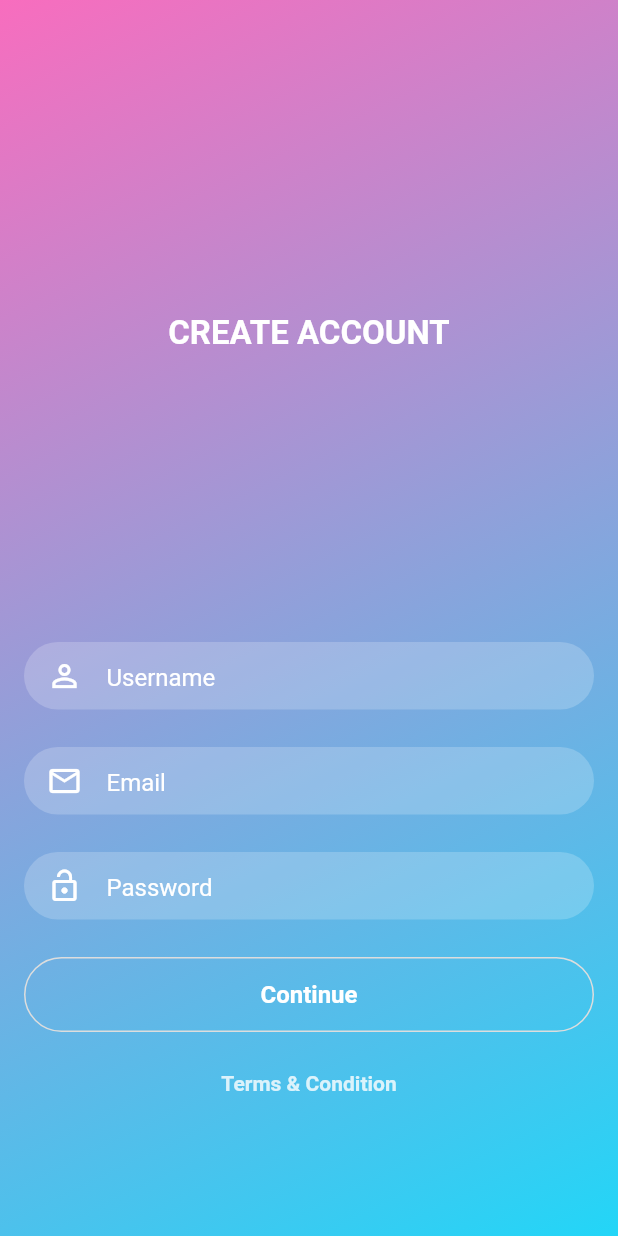
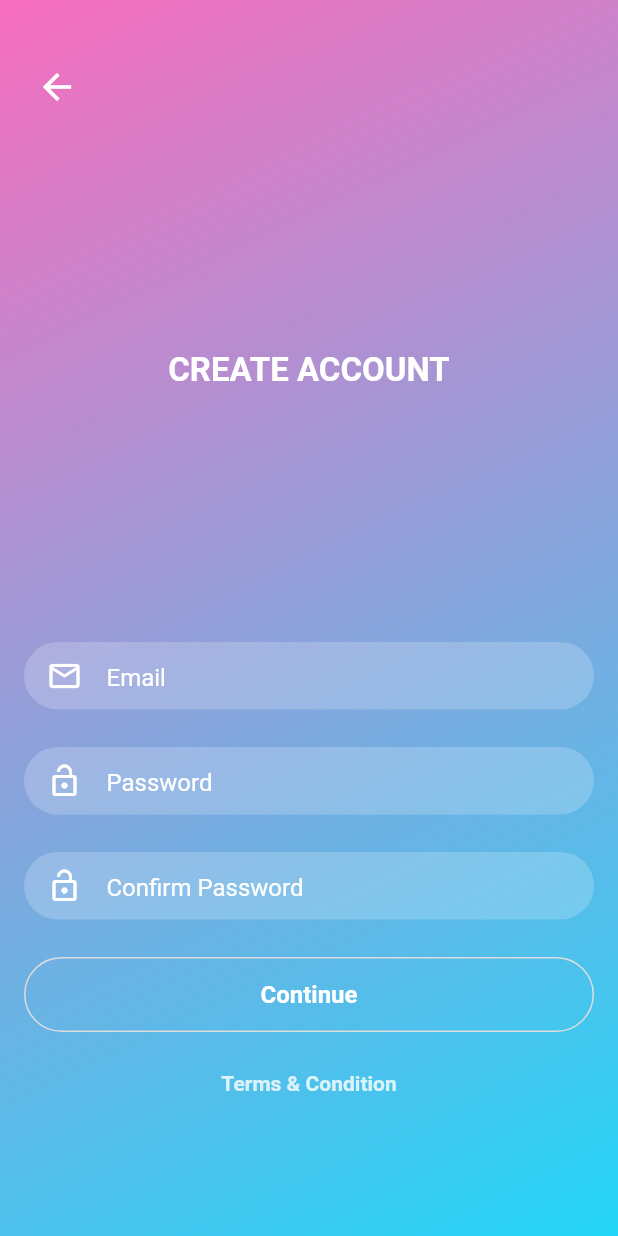
Before and after one commit to NikAgs/Mahalo-Me, a Flutter app: the SignUpScreen screen opened by its route, on a phone screen of 412 x 824 dp. Run offline on Flutter 3.47's test engine with Material 2 defaults, Android fonts, the phone set to English and light mode, and no system bars.

Commit message:
UI updates

```diff
--- a/mahalo_me/lib/screens/Home/send.dart
+++ b/mahalo_me/lib/screens/Home/send.dart
@@ -9,8 +9,11 @@ class _SendMoneyState extends State<SendMoney> {
   Widget build(BuildContext context) {
     return new Container(
         child: new Column(
-            mainAxisAlignment: MainAxisAlignment.spaceEvenly,
+            mainAxisAlignment: MainAxisAlignment.center,
             children: <Widget>[
+          new Text("Scan a MahaloMe QR code",
+              style: new TextStyle(color: Colors.black54, fontSize: 19.0)),
+              new SizedBox(height: 50.0),
           new Container(
               width: 200.0,
               height: 200.0,
@@ -28,6 +31,7 @@ class _SendMoneyState extends State<SendMoney> {
                       color: Colors.grey,
                     ),
                   ))),
+                  new SizedBox(height: 70.0),
           new Container(
             width: 300.0,
             child: new TextFormField(
--- a/mahalo_me/lib/screens/SignUp/index.dart
+++ b/mahalo_me/lib/screens/SignUp/index.dart
@@ -71,10 +71,21 @@ class SignUpScreenState extends State<SignUpScreen> {
               mainAxisAlignment: MainAxisAlignment.end,
               crossAxisAlignment: CrossAxisAlignment.center,
               children: <Widget>[
-                // new SizedBox(height: 10.0),
-                // new IconButton(icon: new Icon( Icons.arrow_back, color: Colors.white), onPressed: () {Navigator.of(context).pop();},),
+                new SizedBox(height: 20.0),
+                new Container(
+                  height: 30.0,
+                  width: screenSize.width,
+                  child: new IconButton(
+                    iconSize: 28.0,
+                    alignment: Alignment.bottomLeft,
+                    icon: new Icon(Icons.arrow_back, color: Colors.white),
+                    onPressed: () {
+                      Navigator.of(context).pop();
+                    },
+                  ),
+                ),
                 new SizedBox(
-                    height: screenSize.height / 2,
+                    height: (screenSize.height / 2) - 50.0,
                     child: new Column(
                       mainAxisAlignment: MainAxisAlignment.center,
                       children: <Widget>[
@@ -97,21 +108,6 @@ class SignUpScreenState extends State<SignUpScreen> {
                           //onWillPop: _warnUserAboutInvalidData,
                           child: new Column(
                             children: <Widget>[
-                              new InputField(
-                                hintText: "Username",
-                                obscureText: false,
-                                textInputType: TextInputType.text,
-                                textStyle: Theme.textStyle,
-                                textFieldColor:
-                                    const Color.fromRGBO(255, 255, 255, 0.2),
-                                icon: Icons.person_outline,
-                                iconColor: Colors.white,
-                                bottomMargin: 25.0,
-                                validateFunction: _validations.validateName,
-                                onSaved: (String name) {
-                                  newUser.displayName = name;
-                                },
-                              ),
                               new InputField(
                                   hintText: "Email",
                                   obscureText: false,
@@ -141,6 +137,21 @@ class SignUpScreenState extends State<SignUpScreen> {
                                   onSaved: (String password) {
                                     newUser.password = password;
                                   }),
+                              new InputField(
+                                  hintText: "Confirm Password",
+                                  obscureText: true,
+                                  textInputType: TextInputType.text,
+                                  textStyle: Theme.textStyle,
+                                  textFieldColor:
+                                      const Color.fromRGBO(255, 255, 255, 0.2),
+                                  icon: Icons.lock_open,
+                                  iconColor: Colors.white,
+                                  bottomMargin: 25.0,
+                                  validateFunction:
+                                      _validations.validatePassword,
+                                  onSaved: (String password) {
+                                    newUser.confirmPassword = password;
+                                  }),
                               new RoundedButton(
                                 buttonName: "Continue",
                                 onTap: _handleSubmitted,
--- a/mahalo_me/lib/services/authentication.dart
+++ b/mahalo_me/lib/services/authentication.dart
@@ -7,6 +7,7 @@ class UserData {
   String email;
   String uid;
   String password;
+  String confirmPassword;
 
   UserData({this.displayName, this.email, this.uid, this.password});
 }
```
